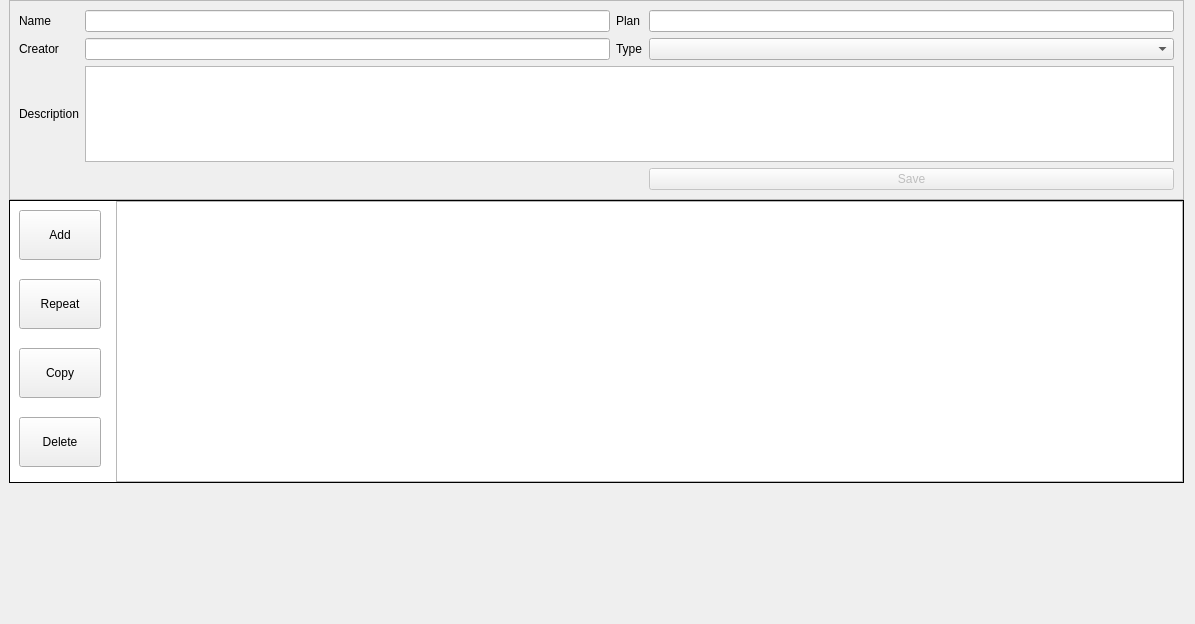
Old version of the form src/ui/workout_editor/workoutcreator.ui in the repository MaximumTrainer/MaximumTrainer_Redux.
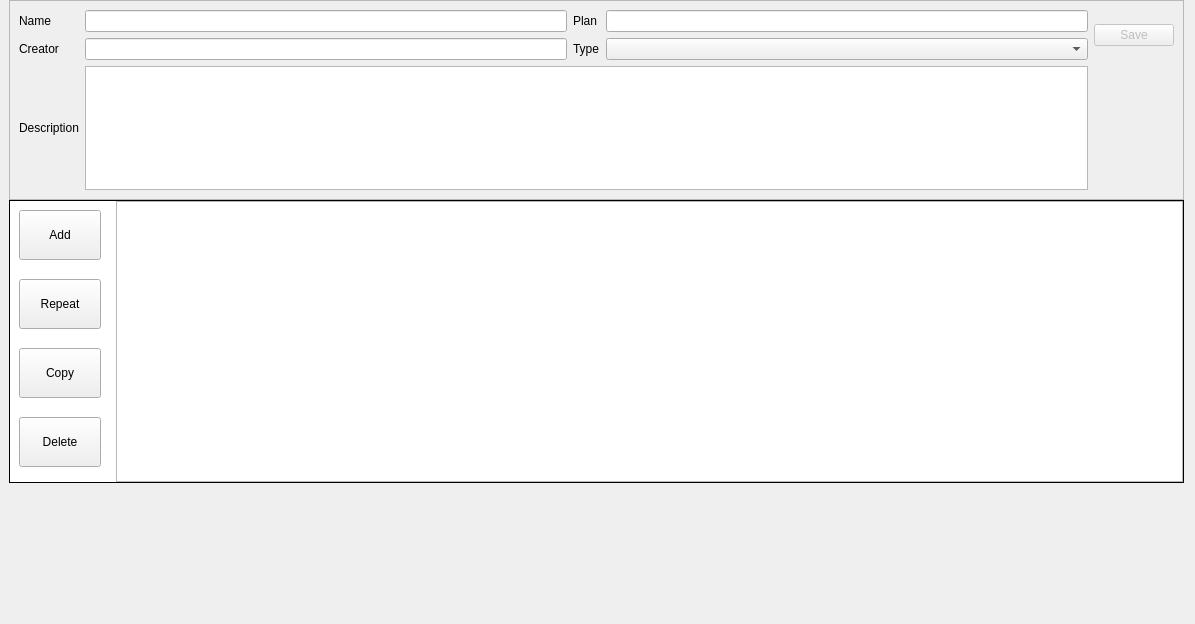
New version of the form. Icons and pictures are not drawn. Custom widgets are drawn as their Qt base class.

Commit message:
feat(ui): align editor Save button to the right, alone in its column
In the workout Editor the Save button sat at the bottom-right of the meta
grid, sharing column 3 with the Plan/Type fields. Move it to its own
right-hand column (column 4, spanning the two field rows) so it mirrors the
List page's Clear button - all the meta fields fill columns 0-3 and Save
stands alone on the right. Same object name, no logic change.

```diff
--- a/src/ui/workout_editor/workoutcreator.ui
+++ b/src/ui/workout_editor/workoutcreator.ui
@@ -161,7 +161,7 @@
         </property>
        </widget>
       </item>
-      <item row="3" column="3">
+      <item row="0" column="4" rowspan="2">
        <widget class="QPushButton" name="pushButton_save_workout">
         <property name="enabled">
          <bool>false</bool>
```
